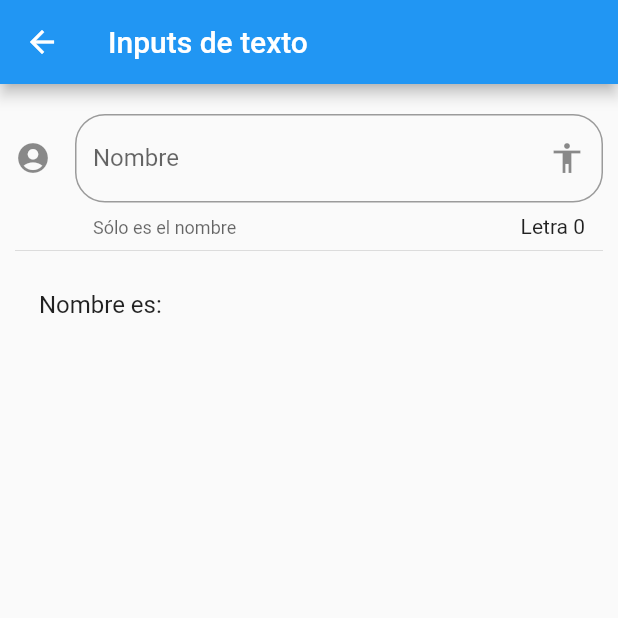
After one commit to Edd-war/flutter-components, a Flutter app: the InputPage screen opened by its route, on a phone screen of 412 x 824 dp, the top half of it. The commit adds this screen. Run offline on Flutter 3.47's test engine with Material 2 defaults, Android fonts, the phone set to English and light mode, and no system bars.

Commit message:
inputFields
Creación de nuevo recurso probando la caja de texto con bonito diseño que cuenta las letras y capitaliza las iniciales de cada sentencia.

```diff
--- a/data/menu_opts.json
+++ b/data/menu_opts.json
@@ -20,6 +20,11 @@
             "ruta" : "animatedContainer",
             "icon" : "donut_large",
             "texto": "Animated Container"
+        },
+        {
+            "ruta" : "inputs",
+            "icon" : "input",
+            "texto": "inputs"
         }
 
     ]
--- /dev/null
+++ b/lib/src/pages/input_page.dart
@@ -0,0 +1,57 @@
+import 'package:flutter/material.dart';
+
+class InputPage extends StatefulWidget {
+  const InputPage({Key? key}) : super(key: key);
+
+  @override
+  _InputPageState createState() => _InputPageState();
+}
+
+class _InputPageState extends State<InputPage> {
+  String _nombre = "";
+  @override
+  Widget build(BuildContext context) {
+    return Scaffold(
+      appBar: AppBar(
+        title: Text('Inputs de texto'),
+      ),
+      body: ListView(
+        padding: EdgeInsets.symmetric(horizontal: 10.0, vertical: 20.0),
+        children: <Widget>[
+          _crearInput(),
+          Divider(),
+          _crearPersona(),
+        ],
+      ),
+    );
+  }
+
+  Widget _crearInput() {
+    return TextField(
+      // autofocus: true,
+      textCapitalization: TextCapitalization.sentences,
+      decoration: InputDecoration(
+        border: OutlineInputBorder(
+          borderRadius: BorderRadius.circular(20.0)
+        ),
+        counter: Text('Letra ${_nombre.length}'),
+        hintText: 'Nombre de la persona',
+        labelText: 'Nombre',
+        helperText: 'Sólo es el nombre',
+        suffixIcon: Icon(Icons.accessibility),
+        icon: Icon(Icons.account_circle)
+      ),
+      onChanged: (valor){
+        setState(() {
+          _nombre = valor;
+        });
+      },
+    );
+  }
+
+  Widget _crearPersona() {
+    return ListTile(
+      title: Text('Nombre es: $_nombre'),
+    );
+  }
+}
--- a/lib/src/routes/routes.dart
+++ b/lib/src/routes/routes.dart
@@ -1,4 +1,5 @@
 import 'package:componentes/src/pages/animated_container.dart';
+import 'package:componentes/src/pages/input_page.dart';
 import 'package:flutter/material.dart';
 
 import 'package:componentes/src/pages/card_page.dart';
@@ -12,4 +13,5 @@
     'avatar'                : (BuildContext context) => AvatarPage(),
     'card'                  : (BuildContext context) => CardPage(),
     'animatedContainer'     : (BuildContext context) => AnimatedContainerPage(),
+    'inputs'                : (BuildContext context) => InputPage(),
   };
--- a/lib/src/utils/icono_string_util.dart
+++ b/lib/src/utils/icono_string_util.dart
@@ -5,6 +5,7 @@
   'accessibility' : Icons.accessibility,
   'folder_open'   : Icons.folder_open,
   'donut_large'   : Icons.donut_large,
+  'input'         : Icons.input,
 };
 
 Icon getIcon(String nombreIcono){
```
